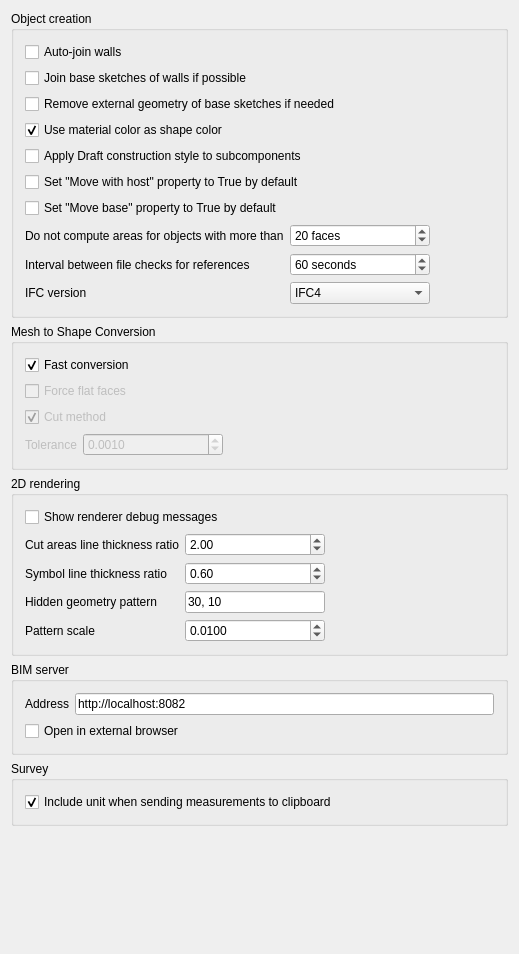
The window that src/Mod/BIM/Resources/ui/preferences-arch.ui (southseact-3d/fcd) describes before a commit, drawn with Qt 5.
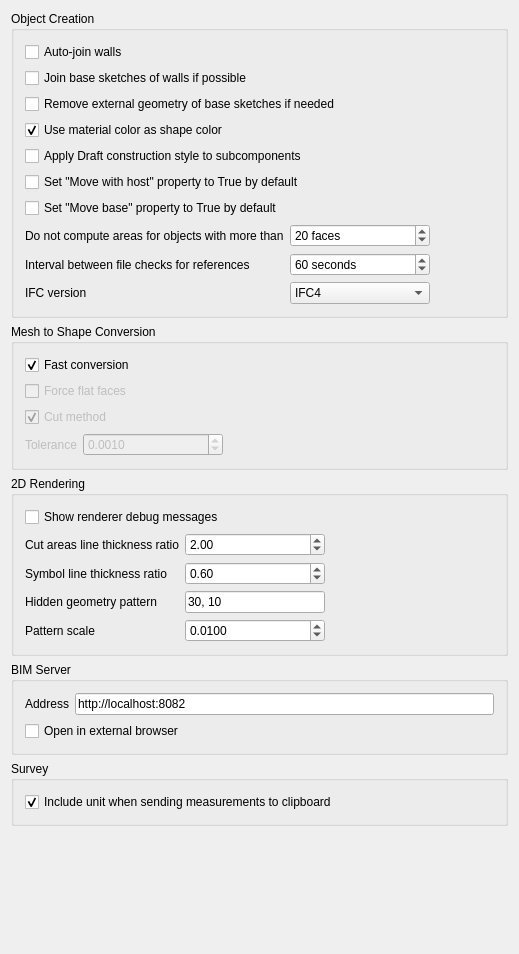
The same window after the commit. Custom widgets are drawn as their Qt base class.

Diff of the .ui file:
```diff
--- a/src/Mod/BIM/Resources/ui/preferences-arch.ui
+++ b/src/Mod/BIM/Resources/ui/preferences-arch.ui
@@ -17,7 +17,7 @@
    <item>
     <widget class="QGroupBox" name="groupBox_1">
      <property name="title">
-      <string>Object creation</string>
+      <string>Object Creation</string>
      </property>
      <layout class="QGridLayout" name="gridLayout_1">
       <item row="0" column="0" colspan="3">
@@ -368,7 +368,7 @@
    <item>
     <widget class="QGroupBox" name="groupBox_3">
      <property name="title">
-      <string>2D rendering</string>
+      <string>2D Rendering</string>
      </property>
      <layout class="QGridLayout" name="gridLayout_3">
       <item row="0" column="0" colspan="3">
@@ -512,7 +512,7 @@
    <item>
     <widget class="QGroupBox" name="groupBox_4">
      <property name="title">
-      <string>BIM server</string>
+      <string>BIM Server</string>
      </property>
      <layout class="QGridLayout" name="gridLayout_4">
       <item row="0" column="0">
```
Left out of the diff: 10 changed lines with no effect on the pictures.
